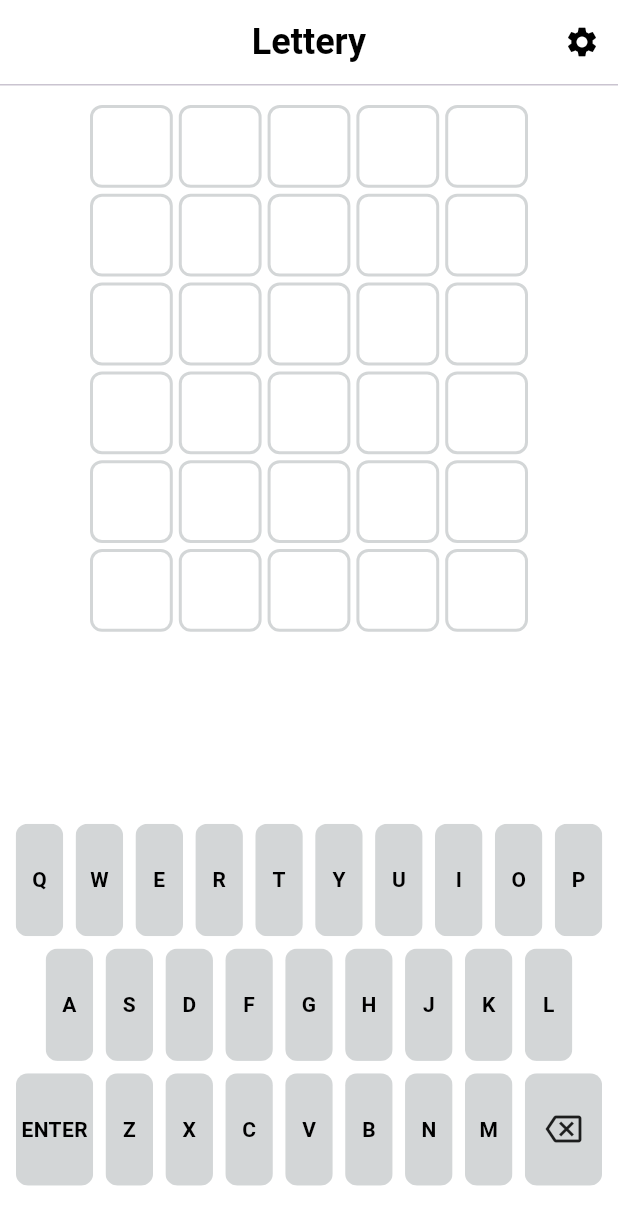
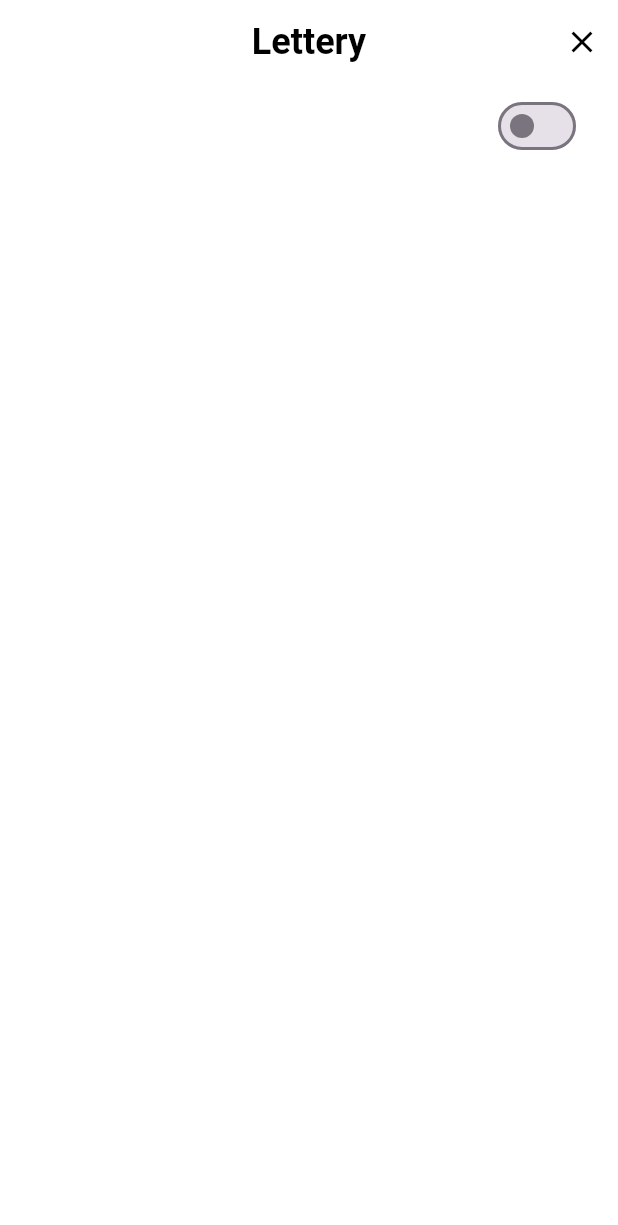
Before and after one commit to iamoguzhanarslantas/lettery, a Flutter app: the screen it shows after launch, on a phone screen of 412 x 824 dp. Shown: the top 1225 px of the screen. Run offline on Flutter 3.47's test engine with Material 2 defaults, Android fonts, the light colour scheme and no system bars; our stand-ins replace flutter_riverpod, freezed_annotation, go_router.

Commit message:
start to create settings page

```diff
--- a/lib/src/home/home.dart
+++ b/lib/src/home/home.dart
@@ -4,6 +4,7 @@
 export 'data/keys_map.dart';
 export 'models/tile_model.dart';
 export 'pages/home_page.dart';
+export 'pages/settings_page.dart';
 export 'provider.dart';
 export 'providers/home_controller_state.dart';
 export 'providers/home_controller_state_notifier.dart';
--- /dev/null
+++ b/lib/src/home/pages/settings_page.dart
@@ -0,0 +1,48 @@
+import 'package:flutter/material.dart';
+import 'package:lettery/src/config/config.dart' show Config;
+
+class SettingsPage extends StatefulWidget {
+  static const routeName = '/settings';
+  const SettingsPage({super.key});
+
+  @override
+  State<SettingsPage> createState() => _SettingsPageState();
+}
+
+class _SettingsPageState extends State<SettingsPage> {
+  bool _isSwitched = false;
+  @override
+  Widget build(BuildContext context) {
+    return Scaffold(
+      appBar: AppBar(
+        title: const Text(
+          Config.appBarTitle,
+        ),
+        actions: [
+          IconButton(
+            onPressed: () {
+              Navigator.of(context).maybePop();
+            },
+            icon: const Icon(
+              Icons.clear,
+            ),
+          ),
+        ],
+      ),
+      body: Column(
+        children: [
+          SwitchListTile(
+            value: _isSwitched,
+            onChanged: (value) {
+              setState(
+                () {
+                  _isSwitched = value;
+                },
+              );
+            },
+          ),
+        ],
+      ),
+    );
+  }
+}
--- a/lib/src/routes/app_router.dart
+++ b/lib/src/routes/app_router.dart
@@ -1,13 +1,16 @@
 import 'package:go_router/go_router.dart';
-import 'package:lettery/src/home/home.dart' show HomePage;
-
+import 'package:lettery/src/home/home.dart' show HomePage, SettingsPage;
 
 final GoRouter router = GoRouter(
-  initialLocation: HomePage.routeName,
+  initialLocation: SettingsPage.routeName,
   routes: <RouteBase>[
     GoRoute(
       path: HomePage.routeName,
       builder: (context, state) => const HomePage(),
     ),
+    GoRoute(
+      path: SettingsPage.routeName,
+      builder: (context, state) => const SettingsPage(),
+    ),
   ],
 );
```
